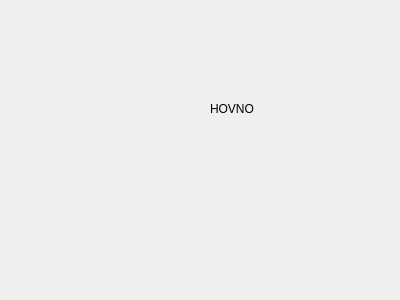
First picture: the form in mrvk_gui/uis/MainWidget.ui, repository MatejBartosovic/mrvk_project, before the edit.
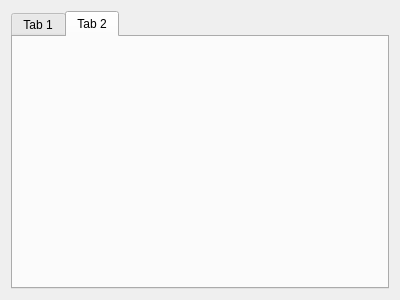
Second picture: the form after the edit.

Commit message: expanding tab widget

The edit to the form file:
```diff
--- a/mrvk_gui/uis/MainWidget.ui
+++ b/mrvk_gui/uis/MainWidget.ui
@@ -10,22 +10,40 @@
     <height>300</height>
    </rect>
   </property>
+  <property name="sizePolicy">
+   <sizepolicy hsizetype="Preferred" vsizetype="Preferred">
+    <horstretch>0</horstretch>
+    <verstretch>0</verstretch>
+   </sizepolicy>
+  </property>
+  <property name="minimumSize">
+   <size>
+    <width>400</width>
+    <height>0</height>
+   </size>
+  </property>
   <property name="windowTitle">
    <string>Mrvk</string>
   </property>
-  <widget class="QLabel" name="label">
-   <property name="geometry">
-    <rect>
-     <x>210</x>
-     <y>100</y>
-     <width>62</width>
-     <height>17</height>
-    </rect>
-   </property>
-   <property name="text">
-    <string>HOVNO</string>
-   </property>
-  </widget>
+  <layout class="QGridLayout" name="gridLayout_3">
+   <item row="0" column="0">
+    <widget class="QTabWidget" name="tabWidget">
+     <property name="currentIndex">
+      <number>1</number>
+     </property>
+     <widget class="QWidget" name="basicControlTab">
+      <attribute name="title">
+       <string>Tab 1</string>
+      </attribute>
+     </widget>
+     <widget class="QWidget" name="robotTourTab">
+      <attribute name="title">
+       <string>Tab 2</string>
+      </attribute>
+     </widget>
+    </widget>
+   </item>
+  </layout>
  </widget>
  <resources/>
  <connections/>
```
